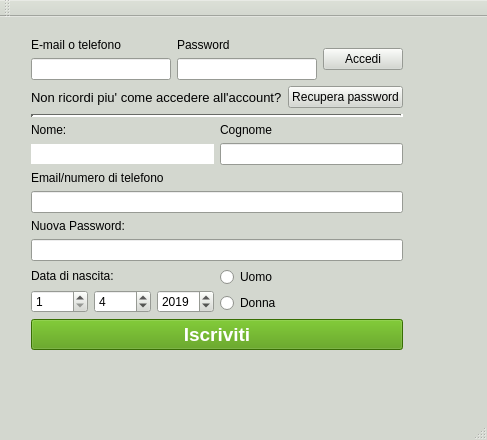
Above: projectQT/projectQt.ui from fedelux3/projectC- before the change. Below: the same form after it.
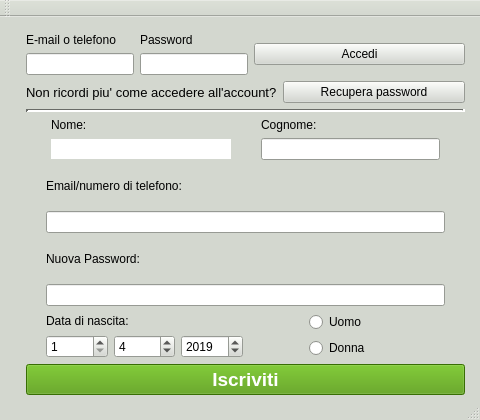
That is the form after the change.

Diff of the .ui file:
```diff
--- a/projectQT/projectQt.ui
+++ b/projectQT/projectQt.ui
@@ -12,26 +12,26 @@
    <rect>
     <x>0</x>
     <y>0</y>
-    <width>487</width>
-    <height>440</height>
+    <width>480</width>
+    <height>420</height>
    </rect>
   </property>
   <property name="sizePolicy">
-   <sizepolicy hsizetype="MinimumExpanding" vsizetype="MinimumExpanding">
+   <sizepolicy hsizetype="Maximum" vsizetype="Maximum">
     <horstretch>0</horstretch>
     <verstretch>0</verstretch>
    </sizepolicy>
   </property>
   <property name="minimumSize">
    <size>
-    <width>487</width>
-    <height>440</height>
+    <width>467</width>
+    <height>390</height>
    </size>
   </property>
   <property name="maximumSize">
    <size>
-    <width>1234124</width>
-    <height>134134</height>
+    <width>600</width>
+    <height>430</height>
    </size>
   </property>
   <property name="palette">
@@ -483,25 +483,58 @@
    <bool>true</bool>
   </property>
   <widget class="QWidget" name="centralWidget">
+   <property name="sizePolicy">
+    <sizepolicy hsizetype="Maximum" vsizetype="Maximum">
+     <horstretch>0</horstretch>
+     <verstretch>0</verstretch>
+    </sizepolicy>
+   </property>
+   <property name="maximumSize">
+    <size>
+     <width>700</width>
+     <height>400</height>
+    </size>
+   </property>
    <widget class="QWidget" name="gridLayoutWidget_2">
     <property name="geometry">
      <rect>
       <x>20</x>
       <y>10</y>
       <width>451</width>
-      <height>360</height>
+      <height>374</height>
      </rect>
     </property>
     <layout class="QGridLayout" name="gridLayout_3">
      <property name="sizeConstraint">
-      <enum>QLayout::SetFixedSize</enum>
+      <enum>QLayout::SetDefaultConstraint</enum>
+     </property>
+     <property name="leftMargin">
+      <number>6</number>
+     </property>
+     <property name="topMargin">
+      <number>6</number>
+     </property>
+     <property name="rightMargin">
+      <number>6</number>
+     </property>
+     <property name="bottomMargin">
+      <number>6</number>
      </property>
      <item row="0" column="1">
       <layout class="QHBoxLayout" name="horizontalLayout">
        <item>
         <layout class="QGridLayout" name="gridLayout_2">
+         <property name="sizeConstraint">
+          <enum>QLayout::SetDefaultConstraint</enum>
+         </property>
          <item row="1" column="0">
           <widget class="QLineEdit" name="lineEditEmail">
+           <property name="sizePolicy">
+            <sizepolicy hsizetype="Preferred" vsizetype="Fixed">
+             <horstretch>0</horstretch>
+             <verstretch>0</verstretch>
+            </sizepolicy>
+           </property>
            <property name="inputMask">
             <string/>
            </property>
@@ -512,6 +545,12 @@
          </item>
          <item row="1" column="1">
           <widget class="QLineEdit" name="lineEditPassword">
+           <property name="sizePolicy">
+            <sizepolicy hsizetype="Preferred" vsizetype="Fixed">
+             <horstretch>0</horstretch>
+             <verstretch>0</verstretch>
+            </sizepolicy>
+           </property>
            <property name="inputMethodHints">
             <set>Qt::ImhHiddenText|Qt::ImhNoAutoUppercase|Qt::ImhNoPredictiveText|Qt::ImhSensitiveData</set>
            </property>
@@ -538,6 +577,12 @@
        </item>
        <item>
         <widget class="QPushButton" name="pushButtonAccess">
+         <property name="sizePolicy">
+          <sizepolicy hsizetype="Preferred" vsizetype="Fixed">
+           <horstretch>0</horstretch>
+           <verstretch>0</verstretch>
+          </sizepolicy>
+         </property>
          <property name="text">
           <string>Accedi</string>
          </property>
@@ -547,10 +592,13 @@
      </item>
      <item row="1" column="1">
       <layout class="QGridLayout" name="gridLayout">
+       <property name="sizeConstraint">
+        <enum>QLayout::SetDefaultConstraint</enum>
+       </property>
        <item row="0" column="0">
         <widget class="QLabel" name="label">
          <property name="sizePolicy">
-          <sizepolicy hsizetype="Minimum" vsizetype="Minimum">
+          <sizepolicy hsizetype="Preferred" vsizetype="Minimum">
            <horstretch>0</horstretch>
            <verstretch>0</verstretch>
           </sizepolicy>
@@ -570,6 +618,12 @@
        </item>
        <item row="0" column="1">
         <widget class="QPushButton" name="pushButtonRecovery">
+         <property name="sizePolicy">
+          <sizepolicy hsizetype="Preferred" vsizetype="Fixed">
+           <horstretch>0</horstretch>
+           <verstretch>0</verstretch>
+          </sizepolicy>
+         </property>
          <property name="text">
           <string>Recupera password</string>
          </property>
@@ -579,10 +633,37 @@
      </item>
      <item row="3" column="1">
       <layout class="QVBoxLayout" name="verticalLayout">
+       <property name="sizeConstraint">
+        <enum>QLayout::SetDefaultConstraint</enum>
+       </property>
+       <property name="leftMargin">
+        <number>20</number>
+       </property>
+       <property name="rightMargin">
+        <number>20</number>
+       </property>
        <item>
         <layout class="QGridLayout" name="gridLayout_4">
+         <property name="sizeConstraint">
+          <enum>QLayout::SetDefaultConstraint</enum>
+         </property>
+         <property name="leftMargin">
+          <number>5</number>
+         </property>
+         <property name="rightMargin">
+          <number>5</number>
+         </property>
+         <property name="horizontalSpacing">
+          <number>30</number>
+         </property>
          <item row="0" column="0">
           <widget class="QLabel" name="label_5">
+           <property name="sizePolicy">
+            <sizepolicy hsizetype="Preferred" vsizetype="Preferred">
+             <horstretch>0</horstretch>
+             <verstretch>0</verstretch>
+            </sizepolicy>
+           </property>
            <property name="text">
             <string>Nome:</string>
            </property>
@@ -593,6 +674,12 @@
            <property name="enabled">
             <bool>true</bool>
            </property>
+           <property name="sizePolicy">
+            <sizepolicy hsizetype="Preferred" vsizetype="Fixed">
+             <horstretch>0</horstretch>
+             <verstretch>0</verstretch>
+            </sizepolicy>
+           </property>
            <property name="autoFillBackground">
             <bool>false</bool>
            </property>
@@ -618,6 +705,12 @@
          </item>
          <item row="1" column="1">
           <widget class="QLineEdit" name="lineEditNewSurname">
+           <property name="sizePolicy">
+            <sizepolicy hsizetype="Preferred" vsizetype="Fixed">
+             <horstretch>0</horstretch>
+             <verstretch>0</verstretch>
+            </sizepolicy>
+           </property>
            <property name="inputMask">
             <string/>
            </property>
@@ -628,8 +721,14 @@
          </item>
          <item row="0" column="1">
           <widget class="QLabel" name="label_6">
+           <property name="sizePolicy">
+            <sizepolicy hsizetype="Preferred" vsizetype="Preferred">
+             <horstretch>0</horstretch>
+             <verstretch>0</verstretch>
+            </sizepolicy>
+           </property>
            <property name="text">
-            <string>Cognome</string>
+            <string>Cognome:</string>
            </property>
           </widget>
          </item>
@@ -638,12 +737,18 @@
        <item>
         <widget class="QLabel" name="label_8">
          <property name="text">
-          <string>Email/numero di telefono</string>
+          <string>Email/numero di telefono:</string>
          </property>
         </widget>
        </item>
        <item>
         <widget class="QLineEdit" name="lineEditNewEmail">
+         <property name="sizePolicy">
+          <sizepolicy hsizetype="Preferred" vsizetype="Fixed">
+           <horstretch>0</horstretch>
+           <verstretch>0</verstretch>
+          </sizepolicy>
+         </property>
          <property name="inputMask">
           <string notr="true"/>
          </property>
@@ -667,6 +772,12 @@
        </item>
        <item>
         <widget class="QLineEdit" name="lineEditNewPassword">
+         <property name="sizePolicy">
+          <sizepolicy hsizetype="Preferred" vsizetype="Fixed">
+           <horstretch>0</horstretch>
+           <verstretch>0</verstretch>
+          </sizepolicy>
+         </property>
          <property name="inputMask">
           <string/>
          </property>
@@ -680,6 +791,9 @@
        </item>
        <item>
         <layout class="QHBoxLayout" name="horizontalLayout_3">
+         <property name="sizeConstraint">
+          <enum>QLayout::SetDefaultConstraint</enum>
+         </property>
          <item>
           <layout class="QVBoxLayout" name="verticalLayout_3">
            <item>
@@ -693,6 +807,12 @@
             <layout class="QHBoxLayout" name="horizontalLayout_2">
              <item>
               <widget class="QSpinBox" name="spinBoxDay">
+               <property name="sizePolicy">
+                <sizepolicy hsizetype="Preferred" vsizetype="Fixed">
+                 <horstretch>0</horstretch>
+                 <verstretch>0</verstretch>
+                </sizepolicy>
+               </property>
                <property name="minimum">
                 <number>1</number>
                </property>
@@ -706,6 +826,12 @@
              </item>
              <item>
               <widget class="QSpinBox" name="spinBoxMonth">
+               <property name="sizePolicy">
+                <sizepolicy hsizetype="Preferred" vsizetype="Fixed">
+                 <horstretch>0</horstretch>
+                 <verstretch>0</verstretch>
+                </sizepolicy>
+               </property>
                <property name="minimum">
                 <number>1</number>
                </property>
@@ -719,6 +845,12 @@
              </item>
              <item>
               <widget class="QSpinBox" name="spinBoxYear">
+               <property name="sizePolicy">
+                <sizepolicy hsizetype="Preferred" vsizetype="Fixed">
+                 <horstretch>0</horstretch>
+                 <verstretch>0</verstretch>
+                </sizepolicy>
+               </property>
                <property name="minimum">
                 <number>1900</number>
                </property>
@@ -736,8 +868,17 @@
          </item>
          <item>
           <layout class="QVBoxLayout" name="verticalLayout_2">
+           <property name="leftMargin">
+            <number>60</number>
+           </property>
            <item>
             <widget class="QRadioButton" name="radioButtonMan">
+             <property name="sizePolicy">
+              <sizepolicy hsizetype="Preferred" vsizetype="Fixed">
+               <horstretch>0</horstretch>
+               <verstretch>0</verstretch>
+              </sizepolicy>
+             </property>
              <property name="text">
               <string>Uomo</string>
              </property>
@@ -751,6 +892,12 @@
            </item>
            <item>
             <widget class="QRadioButton" name="radioButtonWoman">
+             <property name="sizePolicy">
+              <sizepolicy hsizetype="Preferred" vsizetype="Fixed">
+               <horstretch>0</horstretch>
+               <verstretch>0</verstretch>
+              </sizepolicy>
+             </property>
              <property name="text">
               <string>Donna</string>
              </property>
@@ -764,6 +911,18 @@
      </item>
      <item row="2" column="1">
       <widget class="Line" name="line">
+       <property name="sizePolicy">
+        <sizepolicy hsizetype="Preferred" vsizetype="Fixed">
+         <horstretch>0</horstretch>
+         <verstretch>0</verstretch>
+        </sizepolicy>
+       </property>
+       <property name="minimumSize">
+        <size>
+         <width>400</width>
+         <height>0</height>
+        </size>
+       </property>
        <property name="lineWidth">
         <number>3</number>
        </property>
@@ -774,6 +933,12 @@
      </item>
      <item row="4" column="1">
       <widget class="QPushButton" name="pushButtonSubmit">
+       <property name="sizePolicy">
+        <sizepolicy hsizetype="Preferred" vsizetype="Fixed">
+         <horstretch>0</horstretch>
+         <verstretch>0</verstretch>
+        </sizepolicy>
+       </property>
        <property name="palette">
         <palette>
          <active>
```
Left out of the diff: 2 changed lines with no effect on the pictures.
